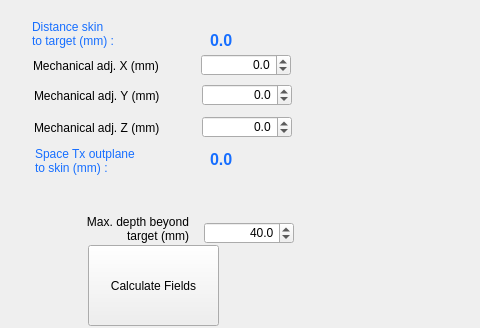
Qt form BabelBrain/Babel_SingleTx/form.ui (ProteusMRIgHIFU/BabelBrain) before a commit; both pictures show x 0 to 480 and y 145 to 473 of the 1226 by 473 pixel window.
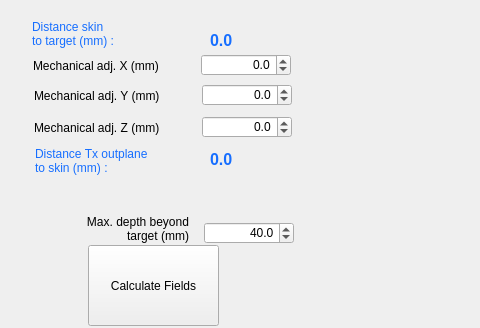
The same form after that commit.

```diff
--- a/BabelBrain/Babel_SingleTx/form.ui
+++ b/BabelBrain/Babel_SingleTx/form.ui
@@ -370,7 +370,7 @@
     <string notr="true">color:rgb(22, 110, 255)</string>
    </property>
    <property name="text">
-    <string>Space Tx outplane 
+    <string>Distance Tx outplane 
 to skin (mm) :</string>
    </property>
    <property name="indent">
```
